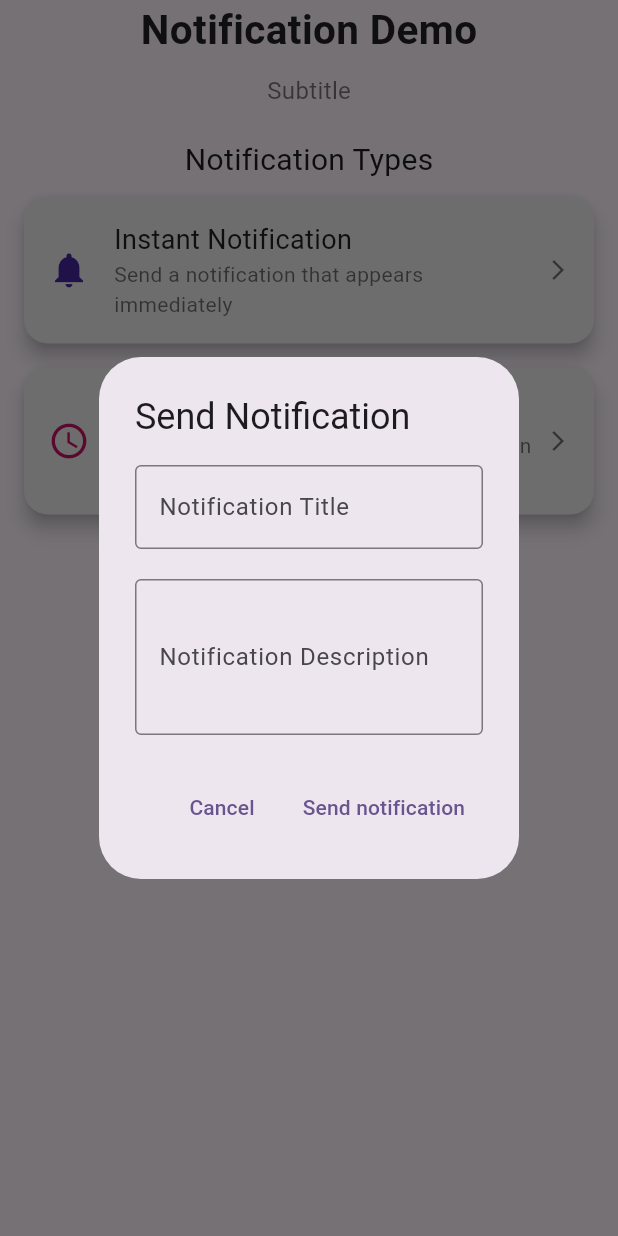
After one commit to Gauri0719/sensors, a Flutter app: the NotificationPage screen opened directly, after a tap on "Instant Notification", on a phone screen of 412 x 824 dp. The commit adds this screen. Run offline on Flutter 3.47's test engine with Material 3 defaults, Android fonts, the phone set to English and light mode, and no system bars; our stand-ins replace flutter_local_notifications, google_fonts, image_picker, local_auth; Roboto replaces fonts that are missing (Aclonica).

Commit message:
Notification

```diff
--- a/lib/home_page.dart
+++ b/lib/home_page.dart
@@ -1,4 +1,5 @@
 import 'package:flutter/material.dart';
+import 'package:sensor/notification_page.dart';
 import 'package:sensor/profile_page.dart';
 import 'package:sensor/sensor_page.dart';
 
@@ -27,6 +28,12 @@ class _HomePageState extends State<HomePage> {
               Navigator.of(context).push(MaterialPageRoute(builder: (context)=>ProfilePage()));
             },
                 child: Text("Profile Page")),
+            SizedBox(height: 10.0,),
+            ElevatedButton(onPressed: (){
+              Navigator.of(context).push(MaterialPageRoute(builder: (context)=>NotificationPage()));
+            },
+                child: Text("Notification Page")),
+
           ],
         ),
       )),
--- a/lib/main.dart
+++ b/lib/main.dart
@@ -1,7 +1,39 @@
 import 'package:flutter/material.dart';
+import 'package:flutter_local_notifications/flutter_local_notifications.dart';
 import 'package:sensor/home_page.dart';
+ final FlutterLocalNotificationsPlugin flutterLocalNotificationsPlugin =
+FlutterLocalNotificationsPlugin();
+Future<void> requestPermission() async {
+  final AndroidFlutterLocalNotificationsPlugin? androidImplementation =
+  flutterLocalNotificationsPlugin.resolvePlatformSpecificImplementation<
+      AndroidFlutterLocalNotificationsPlugin>();
 
-void main() {
+  if (androidImplementation != null) {
+    bool? granted = await androidImplementation.requestNotificationsPermission();
+    if (granted != true) {
+      print("❌ Notification Permission Denied");
+    } else {
+      print("✅ Notification Permission Granted");
+    }
+  }
+}
+
+// extension on AndroidFlutterLocalNotificationsPlugin {
+//   requestPermission() {}
+// }
+Future<void> main() async {
+  WidgetsFlutterBinding.ensureInitialized();
+  await requestPermission();
+
+  const AndroidInitializationSettings androidInitializationSettings =
+  AndroidInitializationSettings('@mipmap/ic_launcher');
+
+  const InitializationSettings initializationSettings = InitializationSettings(
+    android: androidInitializationSettings,
+  );
+
+  await flutterLocalNotificationsPlugin.initialize(initializationSettings);
+
   runApp(const MyApp());
 }
 
--- /dev/null
+++ b/lib/notification_page.dart
@@ -0,0 +1,124 @@
+import 'package:flutter/material.dart';
+import 'package:google_fonts/google_fonts.dart';
+// import 'package:local_notification_demo/services/notification_service.dart';
+// import 'package:local_notification_demo/widgets/custom_card.dart';
+// import 'package:local_notification_demo/widgets/header_widget.dart';
+import 'package:sensor/services/notification_service.dart';
+import 'package:sensor/widget/custom_card.dart';
+import 'package:sensor/widget/header_widget.dart';
+
+class NotificationPage extends StatefulWidget {
+  const NotificationPage({super.key});
+
+  @override
+  State<NotificationPage> createState() => _HomePageState();
+}
+
+class _HomePageState extends State<NotificationPage> {
+  final TextEditingController _titleController = TextEditingController();
+  final TextEditingController _descriptionController = TextEditingController();
+  final NotificationService _notificationService = NotificationService();
+
+  @override
+  void initState() {
+    super.initState();
+    initializeNotification();
+  }
+
+  initializeNotification() {
+    _notificationService.init();
+  }
+
+  @override
+  Widget build(BuildContext context) {
+    return Scaffold(
+      body: SafeArea(
+        child: Column(
+          children: [
+            HeaderWidget(),
+            Text(
+              "Notification Types",
+              style: GoogleFonts.aclonica(fontSize: 20.0),
+            ),
+            SizedBox(height: 10.0),
+            CustomCard(
+              title: "Instant Notification",
+              description: "Send a notification that appears immediately ",
+              onClick: () {
+                showNotificationInputDialog();
+              },
+              iconData: Icons.notifications,
+              iconColor: Colors.deepPurple.shade800,
+            ),
+            SizedBox(height: 16.0),
+            CustomCard(
+              title: "Schedule Notification",
+              description: "Send a notification that appears after given time ",
+              onClick: () {
+                showNotificationInputDialog();
+              },
+              iconData: Icons.schedule,
+              iconColor: Colors.pinkAccent.shade700,
+            ),
+          ],
+        ),
+      ),
+    );
+  }
+
+  void showNotificationInputDialog() {
+    showDialog(
+      context: context,
+      builder:
+          (context) => AlertDialog(
+        title: Text("Send Notification", style: GoogleFonts.aclonica()),
+        content: Column(
+          mainAxisSize: MainAxisSize.min,
+          children: [
+            TextField(
+              controller: _titleController,
+
+              decoration: InputDecoration(
+                border: OutlineInputBorder(),
+                labelText: "Notification Title",
+                suffixStyle: GoogleFonts.aclonica(),
+              ),
+            ),
+            SizedBox(height: 20.0),
+            TextField(
+              controller: _descriptionController,
+              minLines: 3,
+              maxLines: 5,
+              decoration: InputDecoration(
+                border: OutlineInputBorder(),
+                labelText: "Notification Description",
+                suffixStyle: GoogleFonts.aclonica(),
+              ),
+            ),
+          ],
+        ),
+        actions: [
+          TextButton(
+            onPressed: () {
+              Navigator.pop(context);
+            },
+            child: Text("Cancel", style: GoogleFonts.aclonica()),
+          ),
+          TextButton(
+            onPressed: () {
+              Navigator.pop(context);
+
+              _notificationService.sendInstanceNotification(
+                title: _titleController.text,
+                description: _descriptionController.text,
+              );
+              _titleController.text = "" ;
+              _descriptionController.text = "";
+            },
+            child: Text("Send notification", style: GoogleFonts.aclonica()),
+          ),
+        ],
+      ),
+    );
+  }
+}
--- /dev/null
+++ b/lib/services/notification_service.dart
@@ -0,0 +1,52 @@
+import 'package:flutter_local_notifications/flutter_local_notifications.dart';
+
+class NotificationService {
+  final FlutterLocalNotificationsPlugin _localNotificationPlugin =
+  FlutterLocalNotificationsPlugin();
+
+  static final NotificationService _notificationService =
+  NotificationService._internal();
+
+  factory NotificationService() {
+    return _notificationService;
+  }
+
+  NotificationService._internal();
+
+  init() {
+    AndroidInitializationSettings initializationAndroidSettings =
+    AndroidInitializationSettings("@mipmap/ic_launcher");
+
+    InitializationSettings initializationSettings = InitializationSettings(
+      android: initializationAndroidSettings,
+    );
+    _localNotificationPlugin.initialize(initializationSettings);
+  }
+
+  void sendInstanceNotification({
+    required String title,
+    required String description,
+  }) {
+    NotificationDetails notificationDetails = NotificationDetails(
+      android: AndroidNotificationDetails(
+        "instant_channel",
+        "instant_notification",
+        channelDescription: "Notification that appears instantly..!",
+        importance: Importance.max,
+        priority: Priority.high,
+        showWhen: true,
+      ),
+      iOS: DarwinNotificationDetails(
+        presentAlert: true,
+        presentBadge: true,
+        presentSound: true,
+      ),
+    );
+    _localNotificationPlugin.show(
+      DateTime.now().millisecondsSinceEpoch ~/ 1000,
+      title,
+      description,
+      notificationDetails,
+    );
+  }
+}
--- /dev/null
+++ b/lib/widget/custom_card.dart
@@ -0,0 +1,66 @@
+
+import 'package:flutter/cupertino.dart';
+import 'package:flutter/material.dart';
+import 'package:google_fonts/google_fonts.dart';
+
+class CustomCard extends StatelessWidget {
+  const CustomCard({
+    super.key,
+    required this.title,
+    required this.description,
+    required this.onClick,
+    required this.iconData,
+    required this.iconColor,
+  });
+
+  final String title;
+  final String description;
+  final Function onClick;
+  final IconData iconData;
+  final Color iconColor;
+
+  @override
+  Widget build(BuildContext context) {
+    return Card(
+      color: Colors.grey.shade200,
+      elevation: 5,
+      margin: EdgeInsets.symmetric(horizontal: 16.0),
+      shape: RoundedRectangleBorder(borderRadius: BorderRadius.circular(16.0)),
+
+      child: InkWell(
+        onTap: () =>  onClick(),
+        child: Container(
+          padding: EdgeInsets.all(16.0),
+          child: Row(
+            children: [
+              Icon(iconData, size: 28.0, color: iconColor),
+              SizedBox(width: 16.0),
+              Expanded(
+                child: Column(
+                  crossAxisAlignment: CrossAxisAlignment.start,
+                  children: [
+                    Text(
+                      title,
+                      style: GoogleFonts.aclonica(
+                        fontSize: 18.0,
+                        color: Colors.black87,
+                      ),
+                    ),
+                    Text(
+                      description,
+                      style: GoogleFonts.aclonica(
+                        fontSize: 14.0,
+                        color: Colors.black54,
+                      ),
+                    ),
+                  ],
+                ),
+              ),
+              Icon(Icons.arrow_forward_ios, size: 16.0,color: Colors.black54,),
+            ],
+          ),
+        ),
+      ),
+    );
+  }
+}
--- /dev/null
+++ b/lib/widget/header_widget.dart
@@ -0,0 +1,34 @@
+
+import 'package:flutter/material.dart';
+import 'package:google_fonts/google_fonts.dart';
+
+class HeaderWidget extends StatelessWidget {
+  const HeaderWidget({super.key});
+
+  @override
+  Widget build(BuildContext context) {
+    return Container(
+      child: Column(
+        crossAxisAlignment: CrossAxisAlignment.center,
+        children: [
+          Center(
+            child: Text(
+              "Notification Demo",
+              style: GoogleFonts.aclonica(
+                fontSize: 27.0,
+                fontWeight: FontWeight.bold,
+                color: Colors.black87,
+              ),
+            ),
+          ),
+          SizedBox(height: 10.0),
+          Text(
+            "Subtitle",
+            style: GoogleFonts.aclonica(fontSize: 16.0, color: Colors.black54),
+          ),
+          SizedBox(height: 20.0),
+        ],
+      ),
+    );
+  }
+}
```
Also changed, not shown: pubspec.yaml (+17 -9 lines), assets/icon.png (added), pubspec.lock, 2 other files.
